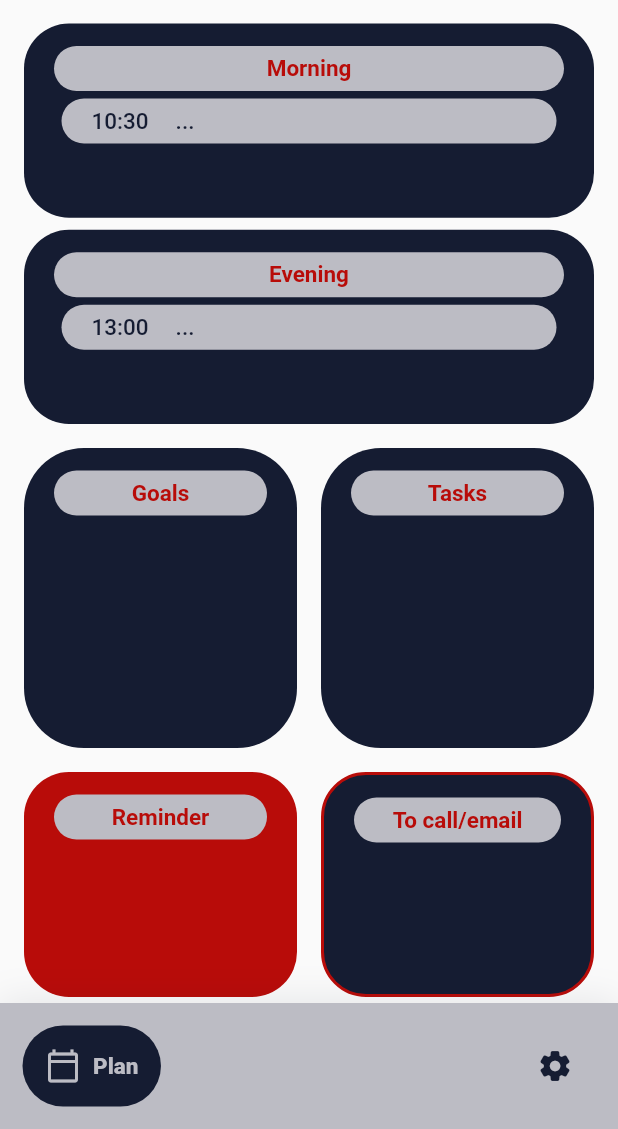
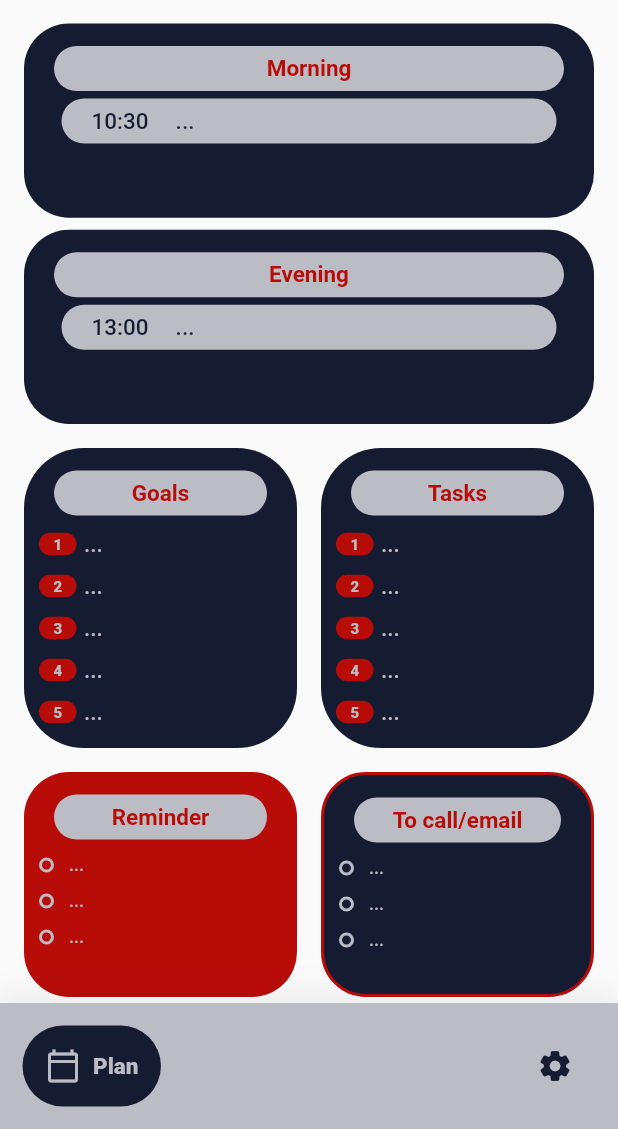
Before and after one commit to rachidlaborantin/tonnsour, a Flutter app: the screen it shows after launch, on a phone screen of 412 x 824 dp, the part 107-1236 px from its top. Run offline on Flutter 3.47's test engine with Material 2 defaults, Android fonts, the phone set to English and light mode, and no system bars; drawn by our look-alikes of google_nav_bar; our stand-ins replace loading_indicator, settings_ui, shared_preferences; missing offline and left inert: dart:ffi; Roboto replaces fonts that are missing (Permanent, Poppins).

Commit message:
Finish Goals,Tasks,Reminder,Tocall management

```diff
--- a/lib/components/goal_item_widget.dart
+++ b/lib/components/goal_item_widget.dart
@@ -10,11 +10,12 @@ class GoalWidget extends StatelessWidget {
 
   @override
   Widget build(BuildContext context) {
-    List<Widget> goals = [
-      const Goal(id: 1, name: 'Goal to do'),
-      const Goal(id: 2, name: 'Goal to do'),
-      const Goal(id: 3, name: 'Goal to do'),
-      const Goal(id: 4, name: 'Goal to do')
+    const _goals = [
+      EditGoal(id: 1, name: '...'),
+      EditGoal(id: 2, name: '...'),
+      EditGoal(id: 3, name: '...'),
+      EditGoal(id: 4, name: '...'),
+      EditGoal(id: 5, name: '...')
     ];
 
     void _showEditGoalDialog(BuildContext context) {
@@ -40,13 +41,7 @@ class GoalWidget extends StatelessWidget {
                       Expanded(
                         child: SingleChildScrollView(
                           child: Column(
-                            children: const [
-                              EditGoal(id: 1, name: '...'),
-                              EditGoal(id: 2, name: '...'),
-                              EditGoal(id: 3, name: '...'),
-                              EditGoal(id: 4, name: '...'),
-                              EditGoal(id: 5, name: '...')
-                            ],
+                            children: _goals,
                           ),
                         ),
                       )
@@ -65,11 +60,12 @@ class GoalWidget extends StatelessWidget {
         decoration: BoxDecoration(
             color: kBlue, borderRadius: BorderRadius.circular(40.0)),
         child: Column(
-          children: const [
-            _TitleContainer(
+          children: [
+            const _TitleContainer(
               height: 30.0,
               fontSize: 15.0,
             ),
+            ..._goals.map((goal) => Goal(id: goal.id, name: goal.name))
           ],
         ),
       ),
--- a/lib/components/reminder_item_widget.dart
+++ b/lib/components/reminder_item_widget.dart
@@ -10,6 +10,14 @@ class ReminderWidget extends StatelessWidget {
 
   @override
   Widget build(BuildContext context) {
+    const _reminders = [
+      EditReminder(name: '...'),
+      EditReminder(name: '...'),
+      EditReminder(name: '...'),
+      EditReminder(name: '...'),
+      EditReminder(name: '...'),
+    ];
+
     void _showEditGoalDialog(BuildContext context) {
       showDialog(
           context: context,
@@ -32,15 +40,7 @@ class ReminderWidget extends StatelessWidget {
                       ),
                       Expanded(
                         child: SingleChildScrollView(
-                          child: Column(
-                            children: const [
-                              EditReminder(name: '...'),
-                              EditReminder(name: '...'),
-                              EditReminder(name: '...'),
-                              EditReminder(name: '...'),
-                              EditReminder(name: '...'),
-                            ],
-                          ),
+                          child: Column(children: _reminders),
                         ),
                       )
                     ],
@@ -58,11 +58,14 @@ class ReminderWidget extends StatelessWidget {
         decoration: BoxDecoration(
             color: kRed, borderRadius: BorderRadius.circular(30.0)),
         child: Column(
-          children: const [
-            _TitleContainer(
+          children: [
+            const _TitleContainer(
               height: 30.0,
               fontSize: 15.0,
             ),
+            ..._reminders
+                .take(3)
+                .map((reminder) => Reminder(name: reminder.name))
           ],
         ),
       ),
--- a/lib/components/task_item_widget.dart
+++ b/lib/components/task_item_widget.dart
@@ -10,6 +10,14 @@ class TaskWidget extends StatelessWidget {
 
   @override
   Widget build(BuildContext context) {
+    const _tasks = [
+      EditTask(id: 1, name: '...'),
+      EditTask(id: 2, name: '...'),
+      EditTask(id: 3, name: '...'),
+      EditTask(id: 4, name: '...'),
+      EditTask(id: 5, name: '...')
+    ];
+
     void _showEditGoalDialog(BuildContext context) {
       showDialog(
           context: context,
@@ -33,13 +41,7 @@ class TaskWidget extends StatelessWidget {
                       Expanded(
                         child: SingleChildScrollView(
                           child: Column(
-                            children: const [
-                              EditTask(id: 1, name: '...'),
-                              EditTask(id: 2, name: '...'),
-                              EditTask(id: 3, name: '...'),
-                              EditTask(id: 4, name: '...'),
-                              EditTask(id: 5, name: '...')
-                            ],
+                            children: _tasks,
                           ),
                         ),
                       )
@@ -58,11 +60,12 @@ class TaskWidget extends StatelessWidget {
         decoration: BoxDecoration(
             color: kBlue, borderRadius: BorderRadius.circular(40.0)),
         child: Column(
-          children: const [
-            _TitleContainer(
+          children: [
+            const _TitleContainer(
               height: 30.0,
               fontSize: 15.0,
             ),
+            ..._tasks.map((task) => Task(id: task.id, name: task.name))
           ],
         ),
       ),
--- a/lib/components/tocall_item_widget.dart
+++ b/lib/components/tocall_item_widget.dart
@@ -10,6 +10,14 @@ class ToCallWidget extends StatelessWidget {
 
   @override
   Widget build(BuildContext context) {
+    const _toCalls = [
+      EditToCall(name: '...'),
+      EditToCall(name: '...'),
+      EditToCall(name: '...'),
+      EditToCall(name: '...'),
+      EditToCall(name: '...'),
+    ];
+
     void _showEditGoalDialog(BuildContext context) {
       showDialog(
           context: context,
@@ -33,13 +41,7 @@ class ToCallWidget extends StatelessWidget {
                       Expanded(
                         child: SingleChildScrollView(
                           child: Column(
-                            children: const [
-                              EditToCall(name: '...'),
-                              EditToCall(name: '...'),
-                              EditToCall(name: '...'),
-                              EditToCall(name: '...'),
-                              EditToCall(name: '...'),
-                            ],
+                            children: _toCalls,
                           ),
                         ),
                       )
@@ -60,11 +62,12 @@ class ToCallWidget extends StatelessWidget {
             borderRadius: BorderRadius.circular(30.0),
             border: Border.all(color: kRed, width: 2.0)),
         child: Column(
-          children: const [
-            _TitleContainer(
+          children: [
+            const _TitleContainer(
               height: 30.0,
               fontSize: 15.0,
             ),
+            ..._toCalls.take(3).map((toCall) => ToCall(name: toCall.name))
           ],
         ),
       ),
--- a/lib/models/goal.dart
+++ b/lib/models/goal.dart
@@ -37,9 +37,9 @@ class _GoalIdContainer extends StatelessWidget {
   @override
   Widget build(BuildContext context) {
     return Container(
-      width: 35.0,
-      height: 25.0,
-      padding: const EdgeInsets.all(5.0),
+      width: 25.0,
+      height: 15.0,
+      padding: const EdgeInsets.all(2.5),
       decoration:
           BoxDecoration(color: kRed, borderRadius: BorderRadius.circular(20.0)),
       child: Center(
@@ -48,7 +48,7 @@ class _GoalIdContainer extends StatelessWidget {
           style: const TextStyle(
               color: kWhite,
               fontFamily: kPoppins,
-              fontSize: 15.0,
+              fontSize: 10.0,
               fontWeight: FontWeight.w800),
         ),
       ),
--- a/lib/models/task.dart
+++ b/lib/models/task.dart
@@ -37,9 +37,9 @@ class _GoalIdContainer extends StatelessWidget {
   @override
   Widget build(BuildContext context) {
     return Container(
-      width: 35.0,
-      height: 25.0,
-      padding: const EdgeInsets.all(5.0),
+      width: 25.0,
+      height: 15.0,
+      padding: const EdgeInsets.all(2.5),
       decoration:
           BoxDecoration(color: kRed, borderRadius: BorderRadius.circular(20.0)),
       child: Center(
@@ -48,7 +48,7 @@ class _GoalIdContainer extends StatelessWidget {
           style: const TextStyle(
               color: kWhite,
               fontFamily: kPoppins,
-              fontSize: 15.0,
+              fontSize: 10.0,
               fontWeight: FontWeight.w800),
         ),
       ),
```
Also changed, not shown: lib/models/edition/edit_reminder.dart (+4 -4 lines), lib/models/edition/edit_tocall.dart (+4 -4 lines).
